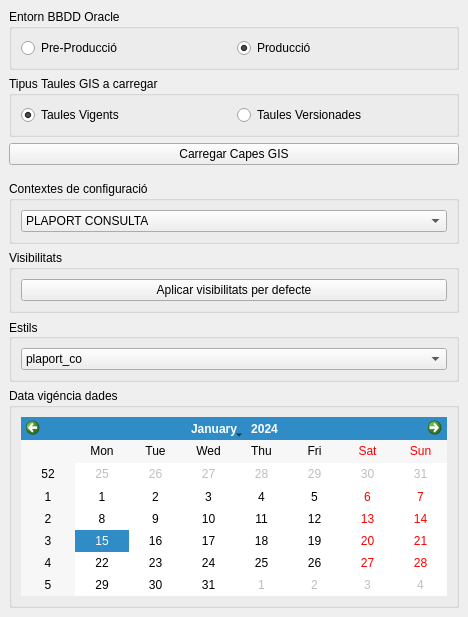
Above: plugins_python/gestor_layers_oracle/qgis_gestor_layers_oracle_dockwidget_base.ui from ernestone/qgis_custom_access before the change. Below: the same form after it.
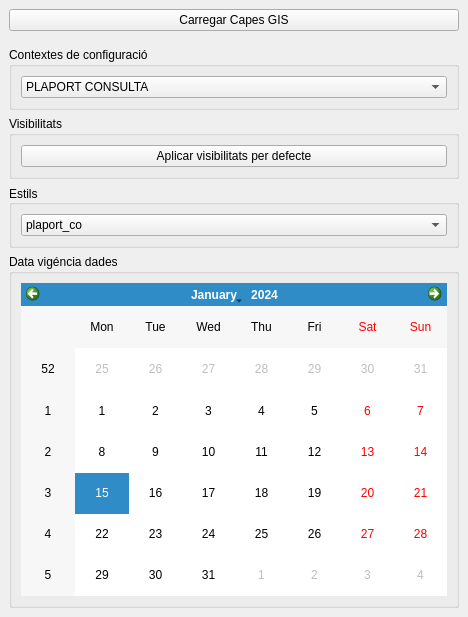
That is the form after the change.

```diff
--- a/plugins_python/gestor_layers_oracle/qgis_gestor_layers_oracle_dockwidget_base.ui
+++ b/plugins_python/gestor_layers_oracle/qgis_gestor_layers_oracle_dockwidget_base.ui
@@ -15,7 +15,7 @@
   </property>
   <widget class="QWidget" name="dockWidgetContents">
    <layout class="QGridLayout" name="gridLayout">
-    <item row="7" column="0">
+    <item row="3" column="0">
      <spacer name="horizontalSpacer">
       <property name="orientation">
        <enum>Qt::Horizontal</enum>
@@ -28,7 +28,7 @@
       </property>
      </spacer>
     </item>
-    <item row="6" column="0">
+    <item row="2" column="0">
      <widget class="QPushButton" name="b_cargar_capes">
       <property name="toolTip">
        <string>&lt;html&gt;&lt;head/&gt;&lt;body&gt;&lt;p&gt;Carrega capes a partir de les taules GIS al repositori d'Oracle amb la configuració de visibilitat extreta d'Smallworld&lt;/p&gt;&lt;/body&gt;&lt;/html&gt;</string>
@@ -38,21 +38,18 @@
       </property>
      </widget>
     </item>
-    <item row="0" column="0" rowspan="2">
-     <widget class="QGroupBox" name="group_entorn_bbdd">
+    <item row="5" column="0">
+     <widget class="QGroupBox" name="group_visibilitat">
       <property name="title">
-       <string>Entorn BBDD Oracle</string>
+       <string>Visibilitats</string>
       </property>
-      <layout class="QHBoxLayout" name="horizontalLayout">
-       <property name="sizeConstraint">
-        <enum>QLayout::SetDefaultConstraint</enum>
-       </property>
+      <layout class="QHBoxLayout" name="group_visibilitats">
        <item>
-        <widget class="QRadioButton" name="radio_entorn_Pre">
+        <widget class="QPushButton" name="b_visibs_def">
          <property name="text">
-          <string>Pre-Producció</string>
+          <string>Aplicar visibilitats per defecte</string>
          </property>
-         <property name="checked">
+         <property name="autoDefault">
           <bool>false</bool>
          </property>
          <attribute name="buttonGroup">
@@ -60,49 +57,10 @@
          </attribute>
         </widget>
        </item>
-       <item>
-        <widget class="QRadioButton" name="radio_entorn_Prod">
-         <property name="text">
-          <string>Producció</string>
-         </property>
-         <property name="checked">
-          <bool>true</bool>
-         </property>
-         <attribute name="buttonGroup">
-          <string notr="true">buttonGroup</string>
-         </attribute>
-        </widget>
-       </item>
       </layout>
      </widget>
     </item>
-    <item row="3" column="0" rowspan="2">
-     <widget class="QGroupBox" name="group_tipus_taules">
-      <property name="title">
-       <string>Tipus Taules GIS a carregar</string>
-      </property>
-      <layout class="QHBoxLayout" name="horizontalLayout_2">
-       <item>
-        <widget class="QRadioButton" name="radio_vigents">
-         <property name="text">
-          <string>Taules Vigents</string>
-         </property>
-         <property name="checked">
-          <bool>true</bool>
-         </property>
-        </widget>
-       </item>
-       <item>
-        <widget class="QRadioButton" name="radio_versions">
-         <property name="text">
-          <string>Taules Versionades</string>
-         </property>
-        </widget>
-       </item>
-      </layout>
-     </widget>
-    </item>
-    <item row="10" column="0">
+    <item row="6" column="0">
      <widget class="QGroupBox" name="group_estils">
       <property name="title">
        <string>Estils</string>
@@ -126,7 +84,7 @@
       </layout>
      </widget>
     </item>
-    <item row="13" column="0">
+    <item row="9" column="0">
      <widget class="QGroupBox" name="group_data_vigencia">
       <property name="title">
        <string>Data vigéncia dades</string>
@@ -138,7 +96,7 @@
       </layout>
      </widget>
     </item>
-    <item row="8" column="0">
+    <item row="4" column="0">
      <widget class="QGroupBox" name="group_contextes">
       <property name="title">
        <string>Contextes de configuració</string>
@@ -159,25 +117,6 @@
       </layout>
      </widget>
     </item>
-    <item row="9" column="0">
-     <widget class="QGroupBox" name="group_visibilitat">
-      <property name="title">
-       <string>Visibilitats</string>
-      </property>
-      <layout class="QHBoxLayout" name="group_visibilitats">
-       <item>
-        <widget class="QPushButton" name="b_visibs_def">
-         <property name="text">
-          <string>Aplicar visibilitats per defecte</string>
-         </property>
-         <property name="autoDefault">
-          <bool>false</bool>
-         </property>
-        </widget>
-       </item>
-      </layout>
-     </widget>
-    </item>
    </layout>
   </widget>
  </widget>
```
Left out of the diff: 3 changed lines with no effect on the pictures.
